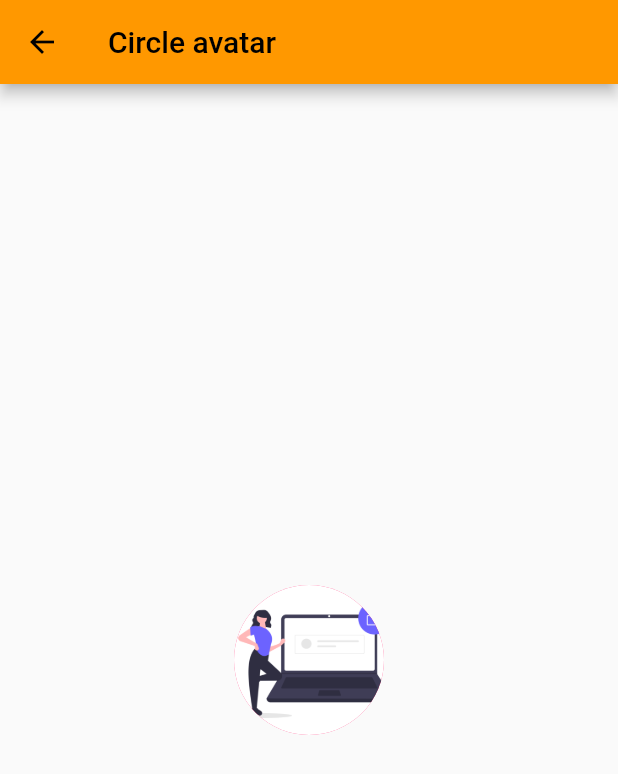
After one commit to rencrypter/flutter, a Flutter app: the CircleImg screen opened by its route, on a phone screen of 412 x 824 dp. The commit adds this screen. Shown: the top 774 px of the screen. Run offline on Flutter 3.47's test engine with Material 2 defaults, Android fonts, the phone set to English and light mode, and no system bars.

Commit message:
CircleAvatar

```diff
--- a/lib/main.dart
+++ b/lib/main.dart
@@ -1,4 +1,5 @@
 import 'package:first_app/pages/Button.dart';
+import 'package:first_app/pages/CircleImg.dart';
 import 'package:first_app/pages/Decoration.dart';
 import 'package:first_app/pages/ExpendedWidget.dart';
 import 'package:first_app/pages/ListTil.dart';
@@ -34,6 +35,7 @@ class MyApp extends StatelessWidget {
         "/dec": (context) => DecorationContainer(),
         "/exp": (context) => ExpendedWidget(),
         "/lis": (context) => ListTil(),
+        "/cir": (context) => CircleImg(),
       },
     );
   }
--- /dev/null
+++ b/lib/pages/CircleImg.dart
@@ -0,0 +1,36 @@
+import 'package:flutter/material.dart';
+
+class CircleImg extends StatelessWidget {
+
+
+  @override
+  Widget build(BuildContext context) {
+
+    return Scaffold(
+      appBar: AppBar(
+        title: Text("Circle avatar"),
+      ),
+      body:Center(
+
+        //without the help of container we can change the size of avatar with the help o radius
+        child: Container(
+          width: 100,
+          height: 100,
+          child: CircleAvatar(
+
+            //child: Text('Hello')   //we can place child in img avatar too.
+
+            //background img ki jaga pr mein Image.asset bhi use kr skta hu
+            //Image.asset('assets/images/login_i.png'),
+            backgroundImage: AssetImage('assets/images/login_i.png'),
+            backgroundColor: Colors.pinkAccent,
+            // radius: 100,
+
+
+          ),
+        ),
+      )
+
+    );
+  }
+}
```
